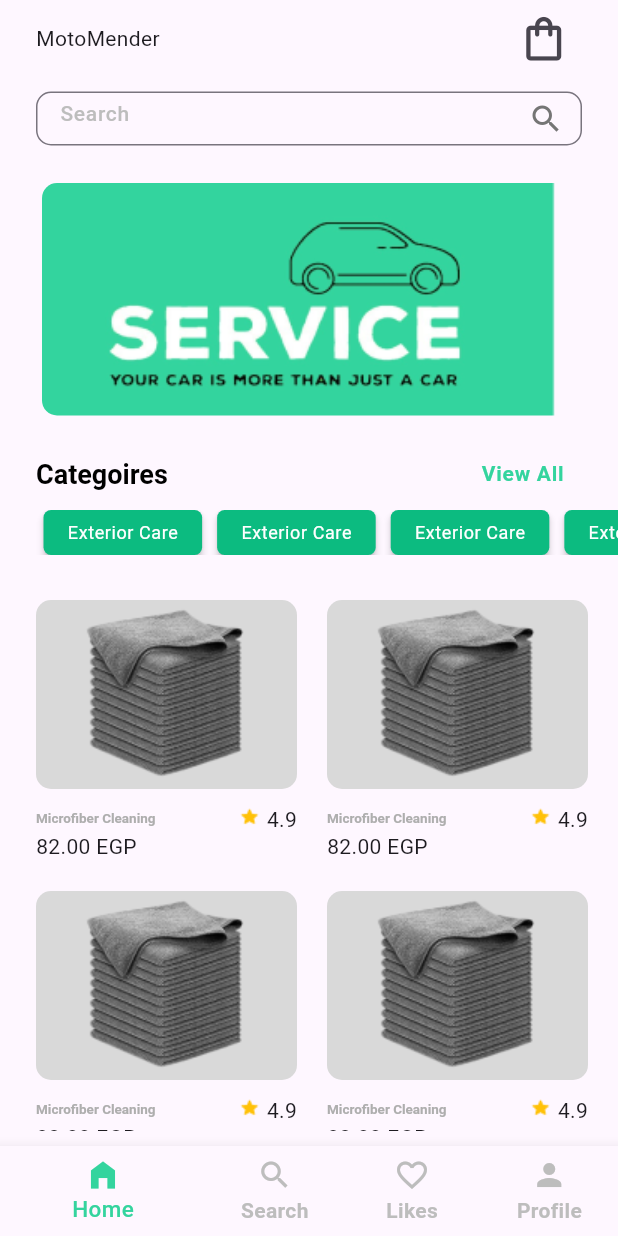
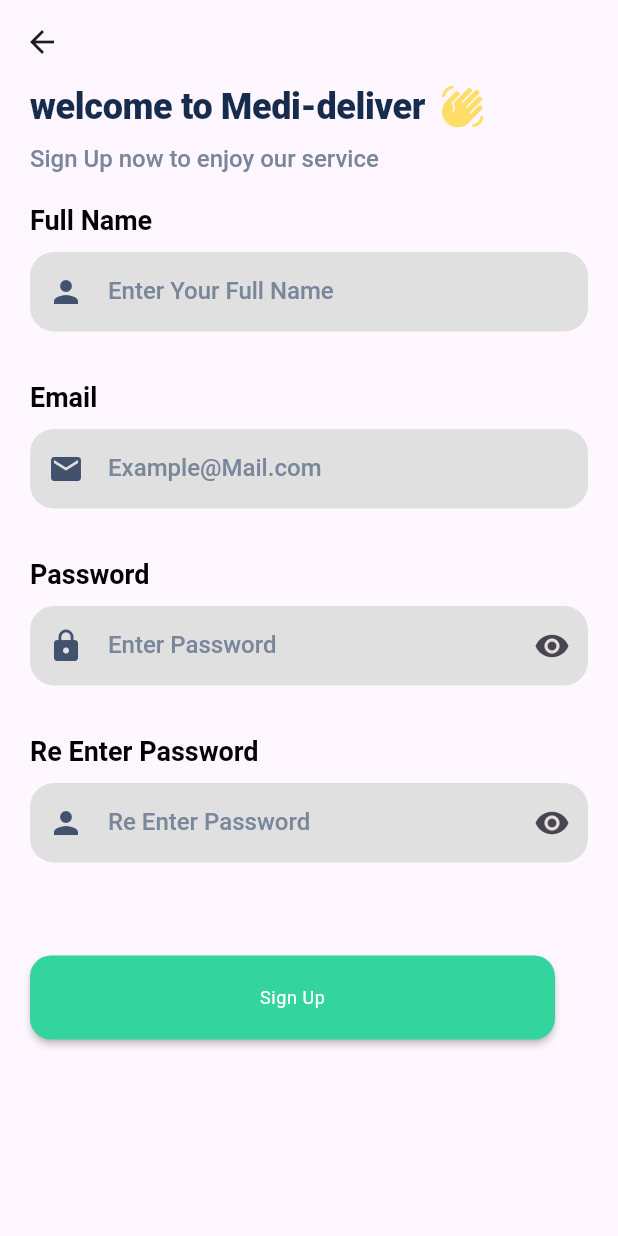
Before and after one commit to Mohhha2003/MotoMenderMVVM, a Flutter app: the StoreView screen opened directly, after a tap on the "shopping bag" icon, on a phone screen of 412 x 824 dp. Run offline on Flutter 3.47's test engine with Material 3 defaults, Android fonts, the phone set to English and light mode, and no system bars; our stand-ins replace gap, google_fonts; Roboto replaces fonts that are missing (Amiko).

Commit message:
sign up + OTP

```diff
--- /dev/null
+++ b/moto_mender_mvvm/lib/view/screens/sign_up_view.dart
@@ -0,0 +1,116 @@
+import 'package:flutter/material.dart';
+import 'package:gap/gap.dart';
+import 'package:moto_mender_mvvm/view/widgets/custom_button.dart';
+import 'package:moto_mender_mvvm/view/widgets/custom_text_field.dart';
+
+class SignUpView extends StatelessWidget {
+  SignUpView({super.key});
+
+  GlobalKey<FormState> formState = GlobalKey();
+
+  @override
+  Widget build(BuildContext context) {
+    var style = Theme.of(context).textTheme;
+    return Scaffold(
+      appBar: AppBar(),
+      body: SingleChildScrollView(
+        child: Padding(
+          padding: const EdgeInsets.symmetric(horizontal: 20),
+          child: Form(
+            key: formState,
+            child: Column(
+              crossAxisAlignment: CrossAxisAlignment.start,
+              children: [
+                Row(
+                  children: [
+                    Text(
+                      'welcome to Medi-deliver',
+                      style: style.displayLarge,
+                    ),
+                    const Gap(10),
+                    const Icon(
+                      Icons.waving_hand_rounded,
+                      size: 30,
+                      color: Color(0xffFFDD67),
+                    ),
+                  ],
+                ),
+                const Gap(10),
+                Text(
+                  'Sign Up now to enjoy our service',
+                  style: style.displayMedium,
+                ),
+                const Gap(20),
+                Text(
+                  'Full Name',
+                  style: style.titleLarge,
+                ),
+                const Gap(10),
+                CustomTextField(
+                    validator: (p0) {
+                      if (p0!.isEmpty) return 'Requried';
+                    },
+                    style: style,
+                    text: 'Enter Your Full Name',
+                    prefixIcon: Icons.person),
+                Text(
+                  'Email',
+                  style: style.titleLarge,
+                ),
+                const Gap(10),
+                CustomTextField(
+                    validator: (p0) {
+                      if (p0!.isEmpty) return 'Requried';
+                    },
+                    style: style,
+                    text: 'Example@Mail.com',
+                    prefixIcon: Icons.email),
+                Text(
+                  'Password',
+                  style: style.titleLarge,
+                ),
+                const Gap(10),
+                CustomTextField(
+                    validator: (p0) {
+                      if (p0!.isEmpty) return 'Requried';
+                    },
+                    obscureText: true,
+                    style: style,
+                    suffix: IconButton(
+                        onPressed: () {},
+                        icon: const Icon(Icons.remove_red_eye)),
+                    text: 'Enter Password',
+                    prefixIcon: Icons.lock),
+                Text(
+                  'Re Enter Password',
+                  style: style.titleLarge,
+                ),
+                const Gap(10),
+                CustomTextField(
+                    validator: (p0) {
+                      if (p0!.isEmpty) return 'Requried';
+                    },
+                    obscureText: true,
+                    style: style,
+                    suffix: IconButton(
+                        onPressed: () {},
+                        icon: const Icon(Icons.remove_red_eye)),
+                    text: 'Re Enter Password',
+                    prefixIcon: Icons.person),
+                const Gap(30),
+                CustomButton(
+                  onPressed: () {
+                    if (formState.currentState!.validate()) {}
+                  },
+                  style: style,
+                  text: 'Sign Up',
+                  padding: const EdgeInsets.symmetric(vertical: 20),
+                )
+              ],
+            ),
+          ),
+        ),
+      ),
+    );
+  }
+}
--- a/moto_mender_mvvm/lib/view/screens/store_view.dart
+++ b/moto_mender_mvvm/lib/view/screens/store_view.dart
@@ -15,12 +15,10 @@ class StoreView extends StatelessWidget {
 
   @override
   Widget build(BuildContext context) {
-    return SafeArea(
-      child: Scaffold(
+    return Scaffold(
         bottomNavigationBar:
             BottomNavigationBar(showUnselectedLabels: true, items: const [
-            BottomNavigationBarItem(
-                icon: Icon(Icons.home_filled), label: 'Home'),
+          BottomNavigationBarItem(icon: Icon(Icons.home_filled), label: 'Home'),
           BottomNavigationBarItem(icon: Icon(Icons.search), label: 'Search'),
           BottomNavigationBarItem(
               icon: Icon(Icons.favorite_outline), label: 'Likes'),
@@ -42,7 +40,6 @@ class StoreView extends StatelessWidget {
             Gap(30),
             ProductsGridView(),
           ],
-          )),
-    );
+        ));
   }
 }
--- a/moto_mender_mvvm/lib/view/widgets/custome_button.dart
+++ b/moto_mender_mvvm/lib/view/widgets/custom_button.dart
@@ -1,7 +1,7 @@
 import 'package:flutter/material.dart';
 
-class CustomeButton extends StatelessWidget {
-  const CustomeButton(
+class CustomButton extends StatelessWidget {
+  const CustomButton(
       {super.key,
       required this.style,
       this.onPressed,
--- a/moto_mender_mvvm/lib/view/widgets/login_text_field.dart
+++ b/moto_mender_mvvm/lib/view/widgets/custom_text_field.dart
@@ -1,25 +1,31 @@
 import 'package:flutter/material.dart';
 
-class LoginTextField extends StatelessWidget {
-  const LoginTextField(
+class CustomTextField extends StatelessWidget {
+  const CustomTextField(
       {super.key,
       required this.style,
       required this.text,
       this.validator,
-      required this.prefixIcon});
+      this.suffix,
+      required this.prefixIcon,
+      this.obscureText});
 
   final TextTheme style;
   final String text;
   final String? Function(String?)? validator;
   final IconData prefixIcon;
+  final bool? obscureText;
+  final Widget? suffix;
 
   @override
   Widget build(BuildContext context) {
     return SizedBox(
       height: 85,
       child: TextFormField(
+        obscureText: obscureText ?? false,
         validator: validator,
         decoration: InputDecoration(
+          suffixIcon: suffix,
           hintText: text,
           prefixIcon: Icon(
             prefixIcon,
--- a/moto_mender_mvvm/lib/view/widgets/order_details_section.dart
+++ b/moto_mender_mvvm/lib/view/widgets/order_details_section.dart
@@ -1,10 +1,8 @@
 import 'package:flutter/material.dart';
 
 import 'cart_order_deatils_row.dart';
-import 'custome_button.dart';
+import 'custom_button.dart';
 import 'promo_code_textfield.dart';
-
-
 
 class OrderDetailsSection extends StatelessWidget {
   const OrderDetailsSection({
@@ -28,7 +26,7 @@ class OrderDetailsSection extends StatelessWidget {
           const CartOrderDetailsRow(
             text: 'Discount',
           ),
-          CustomeButton(
+          CustomButton(
             style: style,
             text: 'Check Out',
           )
--- a/moto_mender_mvvm/lib/view/widgets/remember_me_row.dart
+++ b/moto_mender_mvvm/lib/view/widgets/remember_me_row.dart
@@ -1,6 +1,6 @@
 import 'package:flutter/material.dart';
 
-import 'custome_check_box.dart';
+import 'custom_check_box.dart';
 
 class RemeberMeRow extends StatelessWidget {
   const RemeberMeRow({
@@ -14,7 +14,7 @@ class RemeberMeRow extends StatelessWidget {
   Widget build(BuildContext context) {
     return Row(
       children: [
-        const CustomeCheckBox(),
+        const CustomCheckBox(),
         Text(
           'Remember Me',
           style: style.displayMedium,
--- a/moto_mender_mvvm/lib/view/widgets/sotre_app_bar.dart
+++ b/moto_mender_mvvm/lib/view/widgets/sotre_app_bar.dart
@@ -1,4 +1,5 @@
 import 'package:flutter/material.dart';
+import 'package:moto_mender_mvvm/view/screens/sign_up_view.dart';
 
 class StoreAppBar extends StatelessWidget {
   const StoreAppBar({
@@ -11,13 +12,17 @@ class StoreAppBar extends StatelessWidget {
       margin: const EdgeInsets.only(left: 24, right: 24),
       child: Row(
         children: [
-          Text(
+          const Text(
             'MotoMender',
             // style: Style.logo,
           ),
           const Spacer(),
           IconButton(
-              onPressed: () {},
+              onPressed: () {
+                Navigator.of(context).push(MaterialPageRoute(
+                  builder: (context) => SignUpView(),
+                ));
+              },
               icon: const Icon(
                 Icons.shopping_bag_outlined,
                 size: 35,
--- a/moto_mender_mvvm/pubspec.yaml
+++ b/moto_mender_mvvm/pubspec.yaml
@@ -32,6 +32,7 @@ dependencies:
   cupertino_icons: ^1.0.6
   flutter:
     sdk: flutter
+  flutter_bloc: ^8.1.5
   gap: ^3.0.1
   google_fonts: ^6.2.1
 
```
Also changed, not shown: moto_mender_mvvm/lib/view/screens/bottom_nav_bar.dart (+4 -3 lines), moto_mender_mvvm/lib/view/screens/login_view.dart (+6 -5 lines), moto_mender_mvvm/lib/view/screens/otp_screen.dart (added, +121 -0 lines), moto_mender_mvvm/lib/view/screens/verfication_view.dart (added, +62 -0 lines), moto_mender_mvvm/lib/view/widgets/custom_check_box.dart (renamed from moto_mender_mvvm/lib/view/widgets/custome_check_box.dart, +4 -4 lines), moto_mender_mvvm/pubspec.lock. Lines whose indentation alone changed are shown as unchanged.
